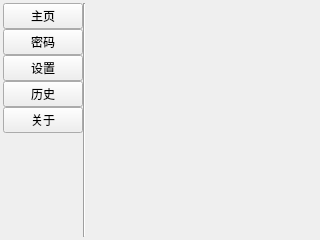
The window that components/window/res/mainWindow.ui (PPJUST/OnlyUnzip) describes before a commit, drawn with Qt 5.
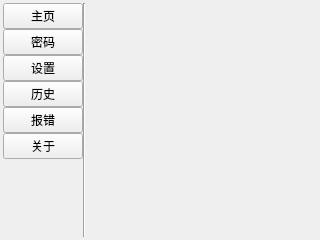
The same window after the commit. The open tabs and pages were chosen to show the change.

Commit message: 新增：报错信息页面

```diff
--- a/components/window/res/mainWindow.ui
+++ b/components/window/res/mainWindow.ui
@@ -99,6 +99,22 @@
         </attribute>
        </widget>
       </item>
+      <item>
+       <widget class="QPushButton" name="pushButton_error">
+        <property name="sizePolicy">
+         <sizepolicy hsizetype="Minimum" vsizetype="Preferred">
+          <horstretch>0</horstretch>
+          <verstretch>0</verstretch>
+         </sizepolicy>
+        </property>
+        <property name="text">
+         <string>报错</string>
+        </property>
+        <attribute name="buttonGroup">
+         <string notr="true">buttonGroup</string>
+        </attribute>
+       </widget>
+      </item>
       <item>
        <widget class="QPushButton" name="pushButton_about">
         <property name="sizePolicy">
```
Left out of the diff: 21 changed lines with no effect on the pictures. The commit also changes 11 other files.
